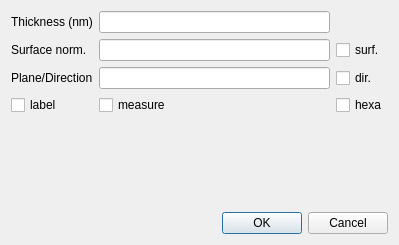
Before: the Qt Designer form pycotem/interface/DrawInterfaceUI.ui in mompiou/pycotem, drawn with Qt 5.
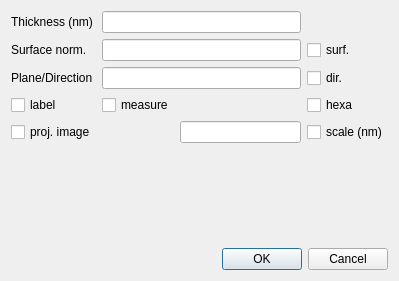
After: the same form once the commit is applied.

Commit message: Stretch image for measurements in a given plane

Diff of the .ui file:
```diff
--- a/pycotem/interface/DrawInterfaceUI.ui
+++ b/pycotem/interface/DrawInterfaceUI.ui
@@ -7,7 +7,7 @@
     <x>0</x>
     <y>0</y>
     <width>399</width>
-    <height>245</height>
+    <height>281</height>
    </rect>
   </property>
   <property name="windowTitle">
@@ -16,6 +16,16 @@
   <layout class="QGridLayout" name="gridLayout_2">
    <item row="0" column="0">
     <layout class="QGridLayout" name="gridLayout">
+     <item row="1" column="3">
+      <widget class="QCheckBox" name="surf_checkBox">
+       <property name="text">
+        <string>surf.</string>
+       </property>
+      </widget>
+     </item>
+     <item row="2" column="1" colspan="2">
+      <widget class="QLineEdit" name="plane_entry"/>
+     </item>
      <item row="3" column="0">
       <widget class="QCheckBox" name="label_checkBox">
        <property name="text">
@@ -23,40 +33,6 @@
        </property>
       </widget>
      </item>
-     <item row="2" column="1">
-      <widget class="QLineEdit" name="plane_entry"/>
-     </item>
-     <item row="1" column="2">
-      <widget class="QCheckBox" name="surf_checkBox">
-       <property name="text">
-        <string>surf.</string>
-       </property>
-      </widget>
-     </item>
-     <item row="0" column="0">
-      <widget class="QLabel" name="thickness_label">
-       <property name="text">
-        <string>Thickness (nm)</string>
-       </property>
-      </widget>
-     </item>
-     <item row="5" column="0" colspan="3">
-      <widget class="QDialogButtonBox" name="buttonBox">
-       <property name="standardButtons">
-        <set>QDialogButtonBox::Cancel|QDialogButtonBox::Ok</set>
-       </property>
-      </widget>
-     </item>
-     <item row="0" column="1">
-      <widget class="QLineEdit" name="thickness_entry"/>
-     </item>
-     <item row="2" column="2">
-      <widget class="QCheckBox" name="dir_checkBox">
-       <property name="text">
-        <string>dir.</string>
-       </property>
-      </widget>
-     </item>
      <item row="2" column="0">
       <widget class="QLabel" name="plane_label">
        <property name="text">
@@ -71,10 +47,28 @@
        </property>
       </widget>
      </item>
-     <item row="1" column="1">
-      <widget class="QLineEdit" name="surface_entry"/>
+     <item row="6" column="0" colspan="4">
+      <widget class="QDialogButtonBox" name="buttonBox">
+       <property name="standardButtons">
+        <set>QDialogButtonBox::Cancel|QDialogButtonBox::Ok</set>
+       </property>
+      </widget>
      </item>
-     <item row="3" column="2">
+     <item row="0" column="0">
+      <widget class="QLabel" name="thickness_label">
+       <property name="text">
+        <string>Thickness (nm)</string>
+       </property>
+      </widget>
+     </item>
+     <item row="2" column="3">
+      <widget class="QCheckBox" name="dir_checkBox">
+       <property name="text">
+        <string>dir.</string>
+       </property>
+      </widget>
+     </item>
+     <item row="3" column="3">
       <widget class="QCheckBox" name="hexa_Button">
        <property name="text">
         <string>hexa</string>
@@ -88,7 +82,7 @@
        </property>
       </widget>
      </item>
-     <item row="4" column="0" colspan="3">
+     <item row="5" column="0" colspan="4">
       <widget class="QLabel" name="measure_label">
        <property name="text">
         <string/>
@@ -98,6 +92,29 @@
        </property>
       </widget>
      </item>
+     <item row="0" column="1" colspan="2">
+      <widget class="QLineEdit" name="thickness_entry"/>
+     </item>
+     <item row="1" column="1" colspan="2">
+      <widget class="QLineEdit" name="surface_entry"/>
+     </item>
+     <item row="4" column="0">
+      <widget class="QCheckBox" name="proj_image_checkBox">
+       <property name="text">
+        <string>proj. image</string>
+       </property>
+      </widget>
+     </item>
+     <item row="4" column="3">
+      <widget class="QCheckBox" name="scale_checkBox">
+       <property name="text">
+        <string>scale (nm)</string>
+       </property>
+      </widget>
+     </item>
+     <item row="4" column="2">
+      <widget class="QLineEdit" name="scale_entry"/>
+     </item>
     </layout>
    </item>
   </layout>
```
The commit also changes 5 other files.
